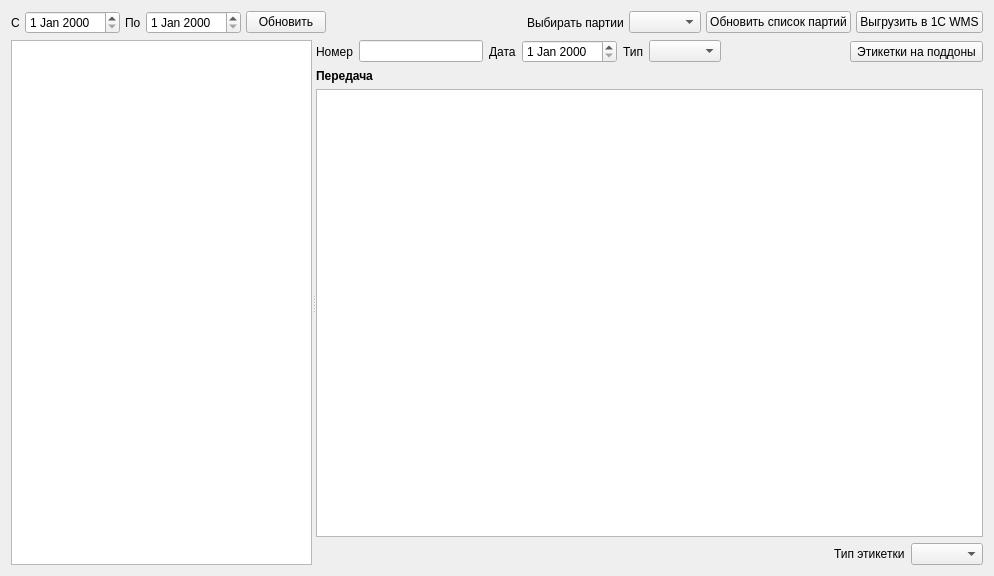
The window that formacceptancewire.ui (Sergeyego/warehouse) describes before a commit, drawn with Qt 5.
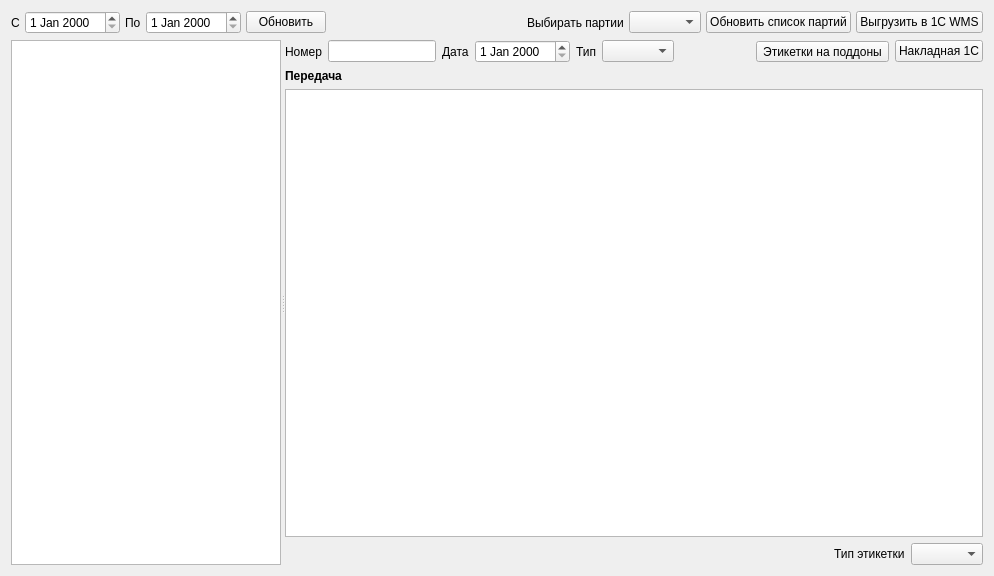
The same window after the commit. Custom widgets are drawn as their Qt base class.

Commit message: Упаковочный лист с номером поддона, накладная 1С

```diff
--- a/formacceptancewire.ui
+++ b/formacceptancewire.ui
@@ -170,6 +170,13 @@
            </property>
           </widget>
          </item>
+         <item>
+          <widget class="QPushButton" name="pushButtonNakl">
+           <property name="text">
+            <string>Накладная 1С</string>
+           </property>
+          </widget>
+         </item>
         </layout>
        </item>
        <item>
```
The commit also changes 26 other files.
